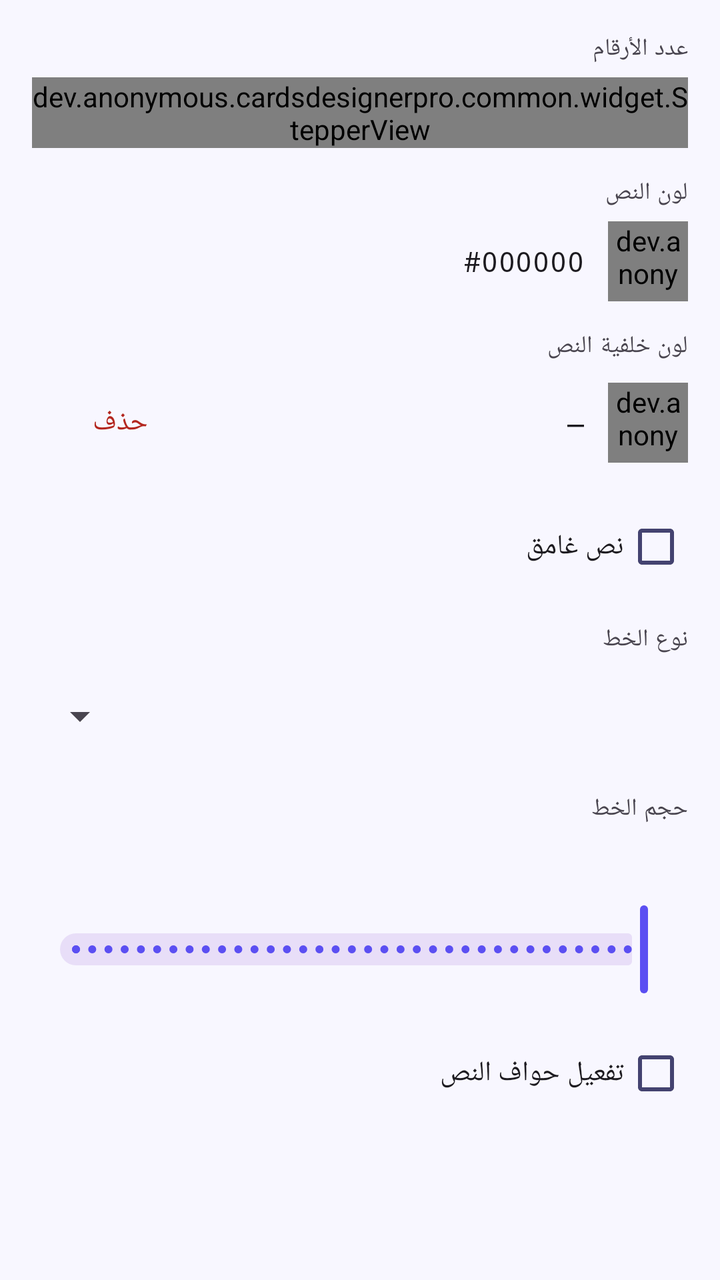
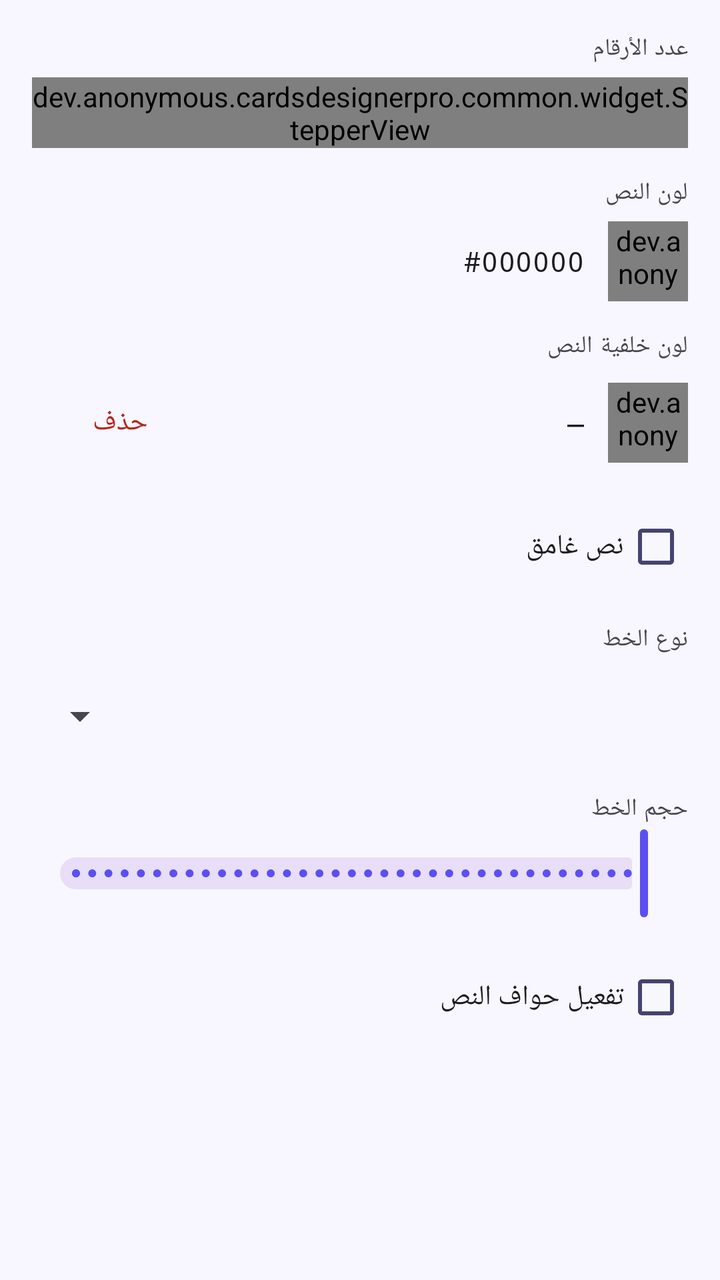

Compare the two renders of this Android layout. The source of the first and the diff that turns it into the second are given below.
<!-- AndroidManifest.xml: application theme Theme.CardsDesignerPro -->
<!-- res/layout/fragment_prop_credential.xml -->
<?xml version="1.0" encoding="utf-8"?>
<ScrollView xmlns:android="http://schemas.android.com/apk/res/android"
    xmlns:app="http://schemas.android.com/apk/res-auto"
    android:layout_width="match_parent" android:layout_height="match_parent"
    android:layoutDirection="rtl">
    <LinearLayout android:layout_width="match_parent" android:layout_height="wrap_content"
        android:orientation="vertical" android:padding="16dp">

        <TextView android:layout_width="match_parent" android:layout_height="wrap_content"
            android:text="@string/prop_digit_count" android:textAppearance="?attr/textAppearanceLabelMedium"
            android:layout_marginBottom="6dp" />
        <dev.anonymous.cardsdesignerpro.common.widget.StepperView
            android:id="@+id/stepper_digit_count"
            android:layout_width="wrap_content" android:layout_height="wrap_content"
            android:layout_marginBottom="14dp" />

        <TextView android:layout_width="match_parent" android:layout_height="wrap_content"
            android:text="@string/prop_text_color" android:textAppearance="?attr/textAppearanceLabelMedium"
            android:layout_marginBottom="6dp" />
        <LinearLayout android:layout_width="match_parent" android:layout_height="wrap_content"
            android:orientation="horizontal" android:gravity="center_vertical" android:layout_marginBottom="14dp">
            <dev.anonymous.cardsdesignerpro.common.widget.ColorPreviewView
                android:id="@+id/cpv_text_color"
                android:layout_width="40dp" android:layout_height="40dp" android:layout_marginEnd="12dp" />
            <TextView android:id="@+id/tv_text_color_hex" android:layout_width="wrap_content"
                android:layout_height="wrap_content" android:fontFamily="monospace"
                android:textAppearance="?attr/textAppearanceBodyMedium" android:text="#000000" />
        </LinearLayout>

        
        <TextView android:layout_width="match_parent" android:layout_height="wrap_content"
            android:text="@string/prop_text_bg_color" android:textAppearance="?attr/textAppearanceLabelMedium"
            android:layout_marginBottom="6dp" />
        <LinearLayout android:layout_width="match_parent" android:layout_height="wrap_content"
            android:orientation="horizontal" android:gravity="center_vertical" android:layout_marginBottom="14dp">
            <dev.anonymous.cardsdesignerpro.common.widget.ColorPreviewView
                android:id="@+id/cpv_bg_color"
                android:layout_width="40dp" android:layout_height="40dp" android:layout_marginEnd="12dp" />
            <TextView android:id="@+id/tv_bg_color_hex" android:layout_width="0dp"
                android:layout_height="wrap_content" android:layout_weight="1"
                android:fontFamily="monospace"
                android:textAppearance="?attr/textAppearanceBodyMedium" android:text="—" />
            <com.google.android.material.button.MaterialButton
                android:id="@+id/btn_clear_bg_color"
                style="@style/Widget.Material3.Button.TextButton"
                android:layout_width="wrap_content" android:layout_height="wrap_content"
                android:text="@string/btn_delete"
                android:textColor="?attr/colorError" />
        </LinearLayout>

        <com.google.android.material.checkbox.MaterialCheckBox
            android:id="@+id/cb_bold" android:layout_width="match_parent" android:layout_height="wrap_content"
            android:text="@string/prop_bold" android:layout_marginBottom="14dp" />

        <TextView android:layout_width="match_parent" android:layout_height="wrap_content"
            android:text="@string/prop_font" android:textAppearance="?attr/textAppearanceLabelMedium"
            android:layout_marginBottom="6dp" />
        <Spinner android:id="@+id/spinner_font" android:layout_width="match_parent"
            android:layout_height="48dp" android:layout_marginBottom="14dp" />

        <TextView android:layout_width="match_parent" android:layout_height="wrap_content"
            android:text="@string/prop_font_size" android:textAppearance="?attr/textAppearanceLabelMedium"
            android:layout_marginBottom="6dp" />
        <com.google.android.material.slider.Slider
            android:id="@+id/slider_font_size"
            android:layout_width="match_parent"
            android:layout_height="wrap_content"
            app:labelBehavior="withinBounds"
            android:valueFrom="10.0"
            android:valueTo="100.0"
            android:stepSize="1.0"
            android:layout_marginBottom="14dp" />

        
        <com.google.android.material.checkbox.MaterialCheckBox
            android:id="@+id/cb_text_stroke"
            android:layout_width="match_parent" android:layout_height="wrap_content"
            android:text="@string/prop_enable_stroke"
            android:layout_marginBottom="6dp" />

        <LinearLayout
            android:id="@+id/layout_text_stroke_options"
            android:layout_width="match_parent"
            android:layout_height="wrap_content"
            android:orientation="vertical"
            android:visibility="gone">

            <TextView android:layout_width="match_parent" android:layout_height="wrap_content"
                android:text="@string/prop_stroke_color" android:textAppearance="?attr/textAppearanceLabelMedium"
                android:layout_marginBottom="6dp" />
            <LinearLayout android:layout_width="match_parent" android:layout_height="wrap_content"
                android:orientation="horizontal" android:gravity="center_vertical" android:layout_marginBottom="14dp">
                <dev.anonymous.cardsdesignerpro.common.widget.ColorPreviewView
                    android:id="@+id/cpv_stroke_color"
                    android:layout_width="40dp" android:layout_height="40dp" android:layout_marginEnd="12dp" />
                <TextView android:id="@+id/tv_stroke_color_hex" android:layout_width="wrap_content"
                    android:layout_height="wrap_content" android:fontFamily="monospace"
                    android:textAppearance="?attr/textAppearanceBodyMedium" android:text="#000000" />
            </LinearLayout>

            <TextView android:layout_width="match_parent" android:layout_height="wrap_content"
                android:text="@string/prop_text_stroke" android:textAppearance="?attr/textAppearanceLabelMedium"
                android:layout_marginBottom="6dp" />
            <com.google.android.material.slider.Slider
                android:id="@+id/slider_text_stroke"
                android:layout_width="match_parent"
                android:layout_height="wrap_content"
                app:labelBehavior="withinBounds"
                android:valueFrom="1.0"
                android:valueTo="10.0"
                android:stepSize="0.5"
                android:layout_marginBottom="14dp" />
        </LinearLayout>
    </LinearLayout>
</ScrollView>
<!-- resources referenced by this layout -->
<resources>
  <string name="btn_delete">حذف</string>
  <string name="prop_bold">نص غامق</string>
  <string name="prop_digit_count">عدد الأرقام</string>
  <string name="prop_enable_stroke">تفعيل حواف النص</string>
  <string name="prop_font">نوع الخط</string>
  <string name="prop_font_size">حجم الخط</string>
  <string name="prop_stroke_color">لون الحواف</string>
  <string name="prop_text_bg_color">لون خلفية النص</string>
  <string name="prop_text_color">لون النص</string>
  <string name="prop_text_stroke">سُمك حواف النص</string>
  <style name="Theme.CardsDesignerPro" parent="Base.Theme.CardsDesignerPro" />
  <style name="Base.Theme.CardsDesignerPro" parent="Theme.Material3.DayNight.NoActionBar">
          <item name="colorPrimary">@color/md_theme_light_primary</item>
          <item name="colorOnPrimary">@color/md_theme_light_onPrimary</item>
          <item name="colorPrimaryContainer">@color/md_theme_light_primaryContainer</item>
          <item name="colorOnPrimaryContainer">@color/md_theme_light_onPrimaryContainer</item>
          <item name="colorSecondary">@color/md_theme_light_secondary</item>
          <item name="colorOnSecondary">@color/md_theme_light_onSecondary</item>
          <item name="android:colorBackground">@color/md_theme_light_background</item>
          <item name="colorSurface">@color/md_theme_light_surface</item>
          <item name="colorOnSurface">@color/md_theme_light_onSurface</item>
          <item name="colorSurfaceVariant">@color/md_theme_light_surfaceVariant</item>
          <item name="colorOnSurfaceVariant">@color/md_theme_light_onSurfaceVariant</item>
          <item name="colorOutline">@color/md_theme_light_outline</item>
          <item name="colorError">@color/md_theme_light_error</item>
          <item name="colorOnError">@color/md_theme_light_onError</item>
          <item name="android:statusBarColor">?attr/colorSurface</item>
          <item name="android:windowLightStatusBar">true</item>
          <item name="android:layoutDirection">rtl</item>
          <item name="android:supportsRtl">true</item>
      </style>
  <color name="md_theme_light_primary">#FF5B4FF2</color>
  <color name="md_theme_light_onPrimary">#FFFFFFFF</color>
  <color name="md_theme_light_primaryContainer">#FFE8E5FF</color>
  <color name="md_theme_light_onPrimaryContainer">#FF1A006E</color>
  <color name="md_theme_light_secondary">#FF00BFA5</color>
  <color name="md_theme_light_onSecondary">#FFFFFFFF</color>
  <color name="md_theme_light_background">#FFF8F7FF</color>
  <color name="md_theme_light_surface">#FFFFFFFF</color>
  <color name="md_theme_light_onSurface">#FF1A1A2E</color>
  <color name="md_theme_light_surfaceVariant">#FFE8E5FF</color>
  <color name="md_theme_light_onSurfaceVariant">#FF444370</color>
  <color name="md_theme_light_outline">#FF7A78A6</color>
  <color name="md_theme_light_error">#FFB3261E</color>
  <color name="md_theme_light_onError">#FFFFFFFF</color>
</resources>

<!-- the commit's change to res/layout/fragment_prop_credential.xml (unified diff, before → after) -->
@@ -60,12 +60,12 @@
 
         <TextView android:layout_width="match_parent" android:layout_height="wrap_content"
             android:text="@string/prop_font_size" android:textAppearance="?attr/textAppearanceLabelMedium"
-            android:layout_marginBottom="6dp" />
+            android:layout_marginBottom="0dp" />
         <com.google.android.material.slider.Slider
             android:id="@+id/slider_font_size"
             android:layout_width="match_parent"
             android:layout_height="wrap_content"
-            app:labelBehavior="withinBounds"
+            app:labelBehavior="floating"
             android:valueFrom="10.0"
             android:valueTo="100.0"
             android:stepSize="1.0"
@@ -100,12 +100,12 @@
 
             <TextView android:layout_width="match_parent" android:layout_height="wrap_content"
                 android:text="@string/prop_text_stroke" android:textAppearance="?attr/textAppearanceLabelMedium"
-                android:layout_marginBottom="6dp" />
+                android:layout_marginBottom="0dp" />
             <com.google.android.material.slider.Slider
                 android:id="@+id/slider_text_stroke"
                 android:layout_width="match_parent"
                 android:layout_height="wrap_content"
-                app:labelBehavior="withinBounds"
+                app:labelBehavior="floating"
                 android:valueFrom="1.0"
                 android:valueTo="10.0"
                 android:stepSize="0.5"
